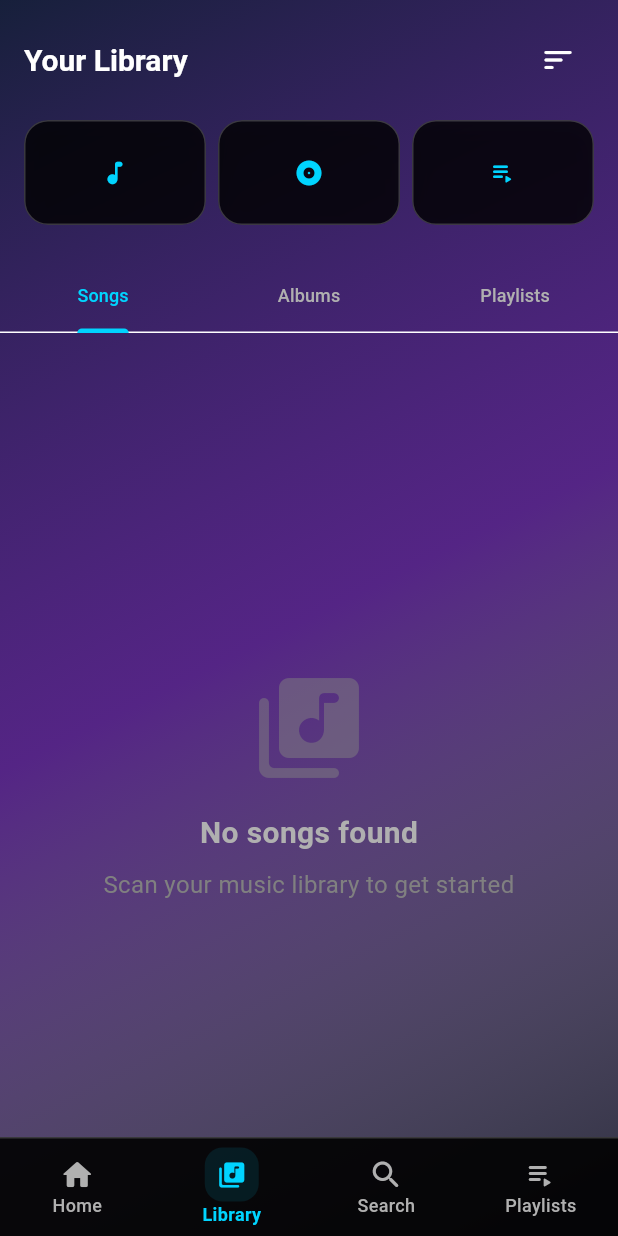
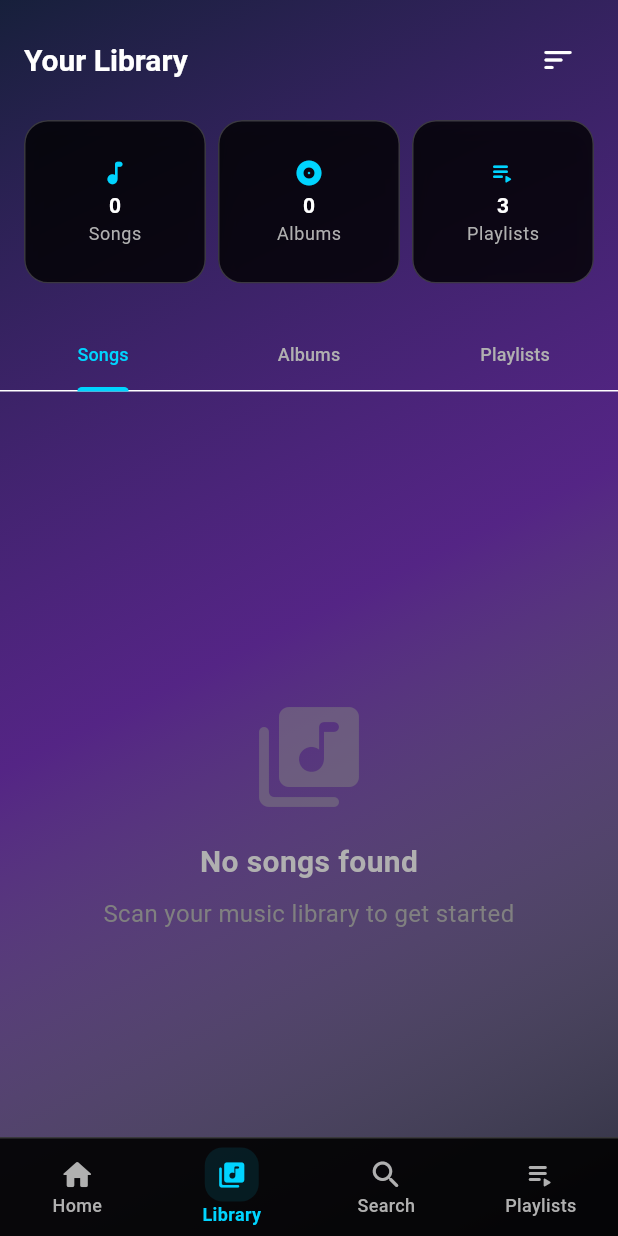
Before and after one commit to jaecopzm/flutter-app, a Flutter app: the screen it shows after launch, item 2 of the bottom bar chosen, on a phone screen of 412 x 824 dp. Run offline on Flutter 3.47's test engine with Material 3 defaults, Android fonts, the light colour scheme and no system bars; our stand-ins replace flutter_riverpod, just_audio, permission_handler, shared_preferences.

Commit message:
Initial commit

```diff
--- a/lib/core/theme/app_theme.dart
+++ b/lib/core/theme/app_theme.dart
@@ -17,12 +17,10 @@
         secondary: AppColors.accentPurple,
         tertiary: AppColors.accentElectric,
         surface: AppColors.cardBackground,
-        background: AppColors.primaryDark,
         error: AppColors.error,
         onPrimary: AppColors.textPrimary,
         onSecondary: AppColors.textPrimary,
         onSurface: AppColors.textPrimary,
-        onBackground: AppColors.textPrimary,
         onError: AppColors.textPrimary,
       ),
 
@@ -187,7 +185,7 @@
         activeTrackColor: AppColors.accentElectric,
         inactiveTrackColor: AppColors.controlBackground,
         thumbColor: AppColors.accentElectric,
-        overlayColor: AppColors.accentElectric.withOpacity(0.2),
+        overlayColor: AppColors.accentElectric.withAlpha(51),
         trackHeight: 4,
         thumbShape: const RoundSliderThumbShape(
           enabledThumbRadius: 8,
@@ -239,7 +237,7 @@
     end: Alignment.bottomRight,
     colors: [
       AppColors.cardBackground,
-      AppColors.cardBackground.withValues(alpha: 0.5),
+      AppColors.cardBackground.withOpacity(0.5),
     ],
   );
 }
--- a/lib/data/models/album.dart
+++ b/lib/data/models/album.dart
@@ -46,7 +46,7 @@
     });
 
     return Album(
-      id: '${artist}_${albumTitle}'.replaceAll(' ', '_').toLowerCase(),
+      id: '${artist}_$albumTitle'.replaceAll(' ', '_').toLowerCase(),
       title: albumTitle,
       artist: artist,
       songs: albumSongs,
--- a/lib/data/repositories/music_repository.dart
+++ b/lib/data/repositories/music_repository.dart
@@ -1,6 +1,6 @@
+import 'package:music_player/data/models/album.dart';
+
 import '../../data/models/song.dart';
-import '../../data/models/playlist.dart';
-import '../../data/models/album.dart';
 import '../../data/services/music_scanner_service.dart';
 
 /// Repository for music data operations
--- a/lib/main.dart
+++ b/lib/main.dart
@@ -3,8 +3,6 @@
 import 'package:shared_preferences/shared_preferences.dart';
 import 'core/theme/app_theme.dart';
 import 'presentation/providers/theme_provider.dart';
-import 'presentation/providers/audio_player_provider.dart';
-import 'presentation/providers/music_library_provider.dart';
 import 'presentation/screens/main_navigation_screen.dart';
 
 void main() async {
--- a/lib/presentation/providers/audio_player_provider.dart
+++ b/lib/presentation/providers/audio_player_provider.dart
@@ -1,7 +1,6 @@
 import 'package:flutter_riverpod/flutter_riverpod.dart';
 import 'package:flutter_riverpod/legacy.dart';
 import 'package:just_audio/just_audio.dart';
-import 'package:audio_service/audio_service.dart' as audio_service;
 import '../../data/models/song.dart';
 import '../../data/models/playlist.dart';
 
--- a/lib/presentation/screens/library_screen.dart
+++ b/lib/presentation/screens/library_screen.dart
@@ -137,7 +137,6 @@
 
   Widget _buildStatCard(BuildContext context, String value, String label, IconData icon) {
     return GlassContainer(
-      height: 70, // Reduced height
       child: Padding(
         padding: const EdgeInsets.symmetric(vertical: 8.0, horizontal: 4.0),
         child: Column(
--- a/lib/presentation/screens/player_screen.dart
+++ b/lib/presentation/screens/player_screen.dart
@@ -1,6 +1,5 @@
 import 'package:flutter/material.dart';
 import 'package:flutter_riverpod/flutter_riverpod.dart';
-import '../widgets/glass_container.dart';
 import '../widgets/animated_album_art.dart';
 import '../providers/audio_player_provider.dart';
 import '../../core/constants/app_colors.dart';
--- a/lib/presentation/screens/playlists_screen.dart
+++ b/lib/presentation/screens/playlists_screen.dart
@@ -5,7 +5,6 @@
 import '../providers/music_library_provider.dart';
 import '../../core/constants/app_colors.dart';
 import '../../data/models/playlist.dart';
-import '../../data/models/song.dart';
 
 class PlaylistsScreen extends ConsumerStatefulWidget {
   const PlaylistsScreen({super.key});
--- a/lib/presentation/screens/settings_screen.dart
+++ b/lib/presentation/screens/settings_screen.dart
@@ -80,7 +80,7 @@
                           value: themeState.isDarkMode,
                           onChanged: (value) => themeNotifier.toggleTheme(),
                           activeTrackColor: AppColors.accentElectric.withValues(alpha: 0.5),
-                          activeColor: AppColors.accentElectric,
+                          activeThumbColor: AppColors.accentElectric,
                         ),
                       ),
                     ),
--- a/lib/presentation/widgets/music_player_bar.dart
+++ b/lib/presentation/widgets/music_player_bar.dart
@@ -1,9 +1,8 @@
 import 'dart:io';
 import 'package:flutter/material.dart';
 import 'package:flutter_riverpod/flutter_riverpod.dart';
+import 'package:music_player/data/models/song.dart';
 import '../../core/constants/app_colors.dart';
-import '../../core/constants/app_constants.dart';
-import '../../data/models/song.dart';
 import '../providers/audio_player_provider.dart';
 import '../screens/player_screen.dart';
 
```
Also changed, not shown: lib/presentation/screens/search_screen.dart (+14 -4 lines), 1 other file.
